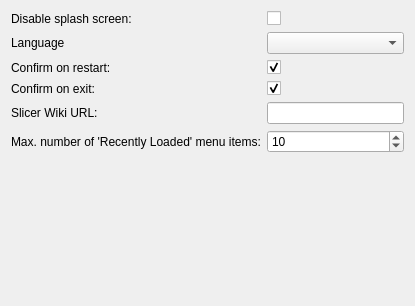
First picture: the form in Base/QTGUI/Resources/UI/qSlicerSettingsGeneralPanel.ui, repository Slicer/SlicerGitSVNArchive, before the edit.
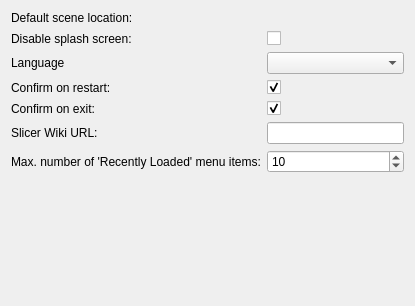
Second picture: the form after the edit. Custom widgets are drawn as their Qt base class.

Commit message:
ENH: Fix scene save with default parameters
Novice Slicer users often complain that scene saving fails. The problem is that Slicer offers scene saving in a read-only directory by default (into the current working directory, which is the read-only program binary directory by default).

Fixes applied:
1. Changed the default scene root directory to be the user's documents folder (determined the same way as the default DICOM database directory).
2. Made default scene directory configurable in the application settings GUI (selection is stored in application settings under "DefaultScenePath" key).

Patch:
```diff
--- a/Base/QTGUI/Resources/UI/qSlicerSettingsGeneralPanel.ui
+++ b/Base/QTGUI/Resources/UI/qSlicerSettingsGeneralPanel.ui
@@ -15,27 +15,50 @@
   </property>
   <layout class="QFormLayout" name="formLayout">
    <item row="0" column="0">
+    <widget class="QLabel" name="DefaultScenePathLabel">
+     <property name="toolTip">
+      <string>Directory where scenes are saved to by default</string>
+     </property>
+     <property name="text">
+      <string>Default scene location:</string>
+     </property>
+    </widget>
+   </item>
+   <item row="0" column="1">
+    <widget class="ctkDirectoryButton" name="DefaultScenePathButton"/>
+   </item>
+   <item row="1" column="0">
     <widget class="QLabel" name="ShowSplashScreenLabel">
      <property name="text">
       <string>Disable splash screen:</string>
      </property>
     </widget>
    </item>
-   <item row="0" column="1">
+   <item row="1" column="1">
     <widget class="QCheckBox" name="ShowSplashScreenCheckBox">
      <property name="text">
       <string/>
      </property>
     </widget>
    </item>
+   <item row="2" column="1">
+    <widget class="ctkLanguageComboBox" name="LanguageComboBox"/>
+   </item>
    <item row="2" column="0">
+    <widget class="QLabel" name="LanguageLabel">
+     <property name="text">
+      <string>Language</string>
+     </property>
+    </widget>
+   </item>
+   <item row="3" column="0">
     <widget class="QLabel" name="ConfirmRestartLabel">
      <property name="text">
       <string>Confirm on restart:</string>
      </property>
     </widget>
    </item>
-   <item row="2" column="1">
+   <item row="3" column="1">
     <widget class="QCheckBox" name="ConfirmRestartCheckBox">
      <property name="text">
       <string/>
@@ -45,14 +68,14 @@
      </property>
     </widget>
    </item>
-   <item row="3" column="0">
+   <item row="4" column="0">
     <widget class="QLabel" name="ConfirmExitLabel">
      <property name="text">
       <string>Confirm on exit:</string>
      </property>
     </widget>
    </item>
-   <item row="3" column="1">
+   <item row="4" column="1">
     <widget class="QCheckBox" name="ConfirmExitCheckBox">
      <property name="text">
       <string/>
@@ -62,27 +85,17 @@
      </property>
     </widget>
    </item>
-   <item row="4" column="0">
+   <item row="5" column="0">
     <widget class="QLabel" name="SlicerWikiURLLabel">
      <property name="text">
       <string>Slicer Wiki URL:</string>
      </property>
     </widget>
    </item>
-   <item row="4" column="1">
-    <widget class="QLineEdit" name="SlicerWikiURLLineEdit"/>
-   </item>
-   <item row="1" column="1">
-    <widget class="ctkLanguageComboBox" name="LanguageComboBox"/>
-   </item>
-   <item row="1" column="0">
-    <widget class="QLabel" name="LanguageLabel">
-     <property name="text">
-      <string>Language</string>
-     </property>
-    </widget>
-   </item>
    <item row="5" column="1">
+    <widget class="QLineEdit" name="SlicerWikiURLLineEdit"/>
+   </item>
+   <item row="6" column="1">
     <widget class="QSpinBox" name="NumOfRecentlyLoadedFiles">
      <property name="minimum">
       <number>1</number>
@@ -95,7 +108,7 @@
      </property>
     </widget>
    </item>
-   <item row="5" column="0">
+   <item row="6" column="0">
     <widget class="QLabel" name="NumOfRecentlyLoadedFilesLabel">
      <property name="text">
       <string>Max. number of 'Recently Loaded' menu items:</string>
@@ -116,6 +129,11 @@
    <extends>QComboBox</extends>
    <header>ctkLanguageComboBox.h</header>
   </customwidget>
+  <customwidget>
+   <class>ctkDirectoryButton</class>
+   <extends>QWidget</extends>
+   <header>ctkDirectoryButton.h</header>
+  </customwidget>
  </customwidgets>
  <resources/>
  <connections/>
```
The commit also changes 4 other files.
